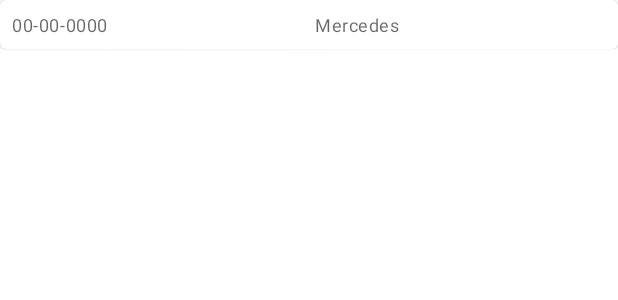
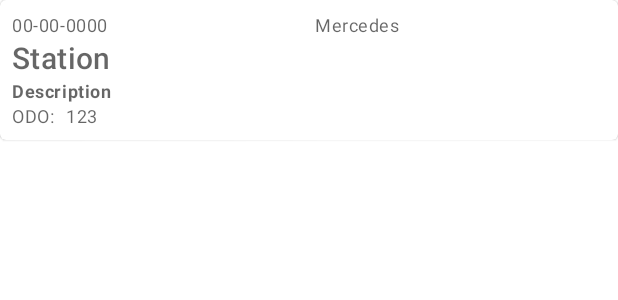
Before and after one commit to psuchanek/jonsfueltracker_1_1, an Android app: the layout maintenance_list_item.xml on its own in the app's theme, with its tools: preview values and no code run, on a phone screen of 412 x 824 dp. Shown: the top 300 px of the screen. Run offline under Robolectric (Android 15) with nearby library versions, the phone set to English and light mode, and no system bars.

Commit message:
FInished History refactoring

```diff
--- a/app/src/main/java/dev/psuchanek/jonsfueltracker_v_1_1/services/db/MaintenanceDao.kt
+++ b/app/src/main/java/dev/psuchanek/jonsfueltracker_v_1_1/services/db/MaintenanceDao.kt
@@ -29,4 +29,5 @@ interface MaintenanceDao {
 
     @Query("SELECT * FROM maintenance_table ORDER BY price DESC")
     fun observeAllMaintenanceByPrice(): LiveData<List<Maintenance>>
+
 }
--- a/app/src/main/java/dev/psuchanek/jonsfueltracker_v_1_1/ui/add/AddCollectionFragment.kt
+++ b/app/src/main/java/dev/psuchanek/jonsfueltracker_v_1_1/ui/add/AddCollectionFragment.kt
@@ -35,13 +35,13 @@ class AddCollectionFragment : BaseFragment(R.layout.fragment_add_collection) {
         TabLayoutMediator(addTabLayout, viewPager) { tab, position ->
             when (position) {
                 0 -> {
-                    tab.text = resources.getString(R.string.trips_tab_label)
+                    tab.text = resources.getString(R.string.trip_tab_label)
                 }
                 1 -> {
                     tab.text = resources.getString(R.string.maintenance_tab_label)
                 }
                 2 -> {
-                    tab.text = resources.getString(R.string.vehicles_tab_label)
+                    tab.text = resources.getString(R.string.vehicle_tab_label)
                 }
             }
         }.attach()
--- a/app/src/main/res/layout/fragment_add_maintenance.xml
+++ b/app/src/main/res/layout/fragment_add_maintenance.xml
@@ -37,7 +37,7 @@
             android:layout_width="match_parent"
             android:layout_height="wrap_content"
             android:layout_marginTop="8dp"
-            android:hint="@string/vehicle_label"
+            android:hint="@string/vehicle_tab_label"
             app:layout_constraintEnd_toEndOf="parent"
             app:layout_constraintStart_toStartOf="parent"
             app:layout_constraintTop_toBottomOf="@+id/tiLayoutDate"
@@ -104,7 +104,7 @@
                 android:id="@+id/evWorkPrice"
                 android:layout_width="match_parent"
                 android:layout_height="match_parent"
-                android:inputType="number" />
+                android:inputType="numberDecimal" />
 
         </com.google.android.material.textfield.TextInputLayout>
 
--- a/app/src/main/res/layout/fragment_add_trip.xml
+++ b/app/src/main/res/layout/fragment_add_trip.xml
@@ -58,7 +58,7 @@
             android:layout_width="match_parent"
             android:layout_height="wrap_content"
             android:layout_marginTop="8dp"
-            android:hint="@string/vehicle_label"
+            android:hint="@string/vehicle_tab_label"
             app:layout_constraintEnd_toEndOf="parent"
             app:layout_constraintStart_toStartOf="parent"
             app:layout_constraintTop_toBottomOf="@+id/tiLayoutDate"
--- a/app/src/main/res/layout/maintenance_list_item.xml
+++ b/app/src/main/res/layout/maintenance_list_item.xml
@@ -61,6 +61,48 @@
                 android:text="@{maintenance.maintenancePrice}"
                 app:layout_constraintEnd_toEndOf="parent"
                 app:layout_constraintTop_toTopOf="parent" />
+
+            <com.google.android.material.textview.MaterialTextView
+                android:id="@+id/tvWorkshopName"
+                style="@style/MainValuesDisplayed"
+                android:layout_width="0dp"
+                android:layout_height="wrap_content"
+                android:layout_marginEnd="8dp"
+                android:text="@{maintenance.workshopName}"
+                app:layout_constraintStart_toStartOf="parent"
+                app:layout_constraintTop_toBottomOf="@id/tvDateItem"
+                tools:hint="Station" />
+
+            <com.google.android.material.textview.MaterialTextView
+                android:id="@+id/tvWorkDoneDescription"
+                style="@style/InfoDataStyle"
+                android:layout_width="wrap_content"
+                android:layout_height="wrap_content"
+                android:text="@{maintenance.workDoneDescription}"
+                app:layout_constraintStart_toStartOf="parent"
+                app:layout_constraintTop_toBottomOf="@id/tvWorkshopName"
+                android:hint="Description"/>
+
+            <com.google.android.material.textview.MaterialTextView
+                android:id="@+id/tvODOLabel"
+                style="@style/Labels"
+                android:layout_width="wrap_content"
+                android:layout_height="wrap_content"
+                android:text="@string/odo_label"
+                app:layout_constraintStart_toStartOf="parent"
+                app:layout_constraintTop_toBottomOf="@id/tvWorkDoneDescription"
+                android:hint="ODO:"/>
+
+            <com.google.android.material.textview.MaterialTextView
+                android:id="@+id/tvODO"
+                style="@style/Labels"
+                android:layout_width="wrap_content"
+                android:layout_height="wrap_content"
+                android:text="@{maintenance.mileage}"
+                app:layout_constraintStart_toEndOf="@id/tvODOLabel"
+                android:layout_marginStart="8dp"
+                app:layout_constraintTop_toBottomOf="@id/tvWorkDoneDescription"
+                android:hint="123"/>
         </androidx.constraintlayout.widget.ConstraintLayout>
 
     </com.google.android.material.card.MaterialCardView>
--- a/app/src/main/res/layout/maintenance_overview.xml
+++ b/app/src/main/res/layout/maintenance_overview.xml
@@ -11,7 +11,7 @@
         android:id="@+id/textView2"
         android:layout_width="wrap_content"
         android:layout_height="wrap_content"
-        android:text="Here will be your maintenance informations."
+        android:text="This will have a maintenance pie chart once implemented."
         app:layout_constraintBottom_toBottomOf="parent"
         app:layout_constraintEnd_toEndOf="parent"
         app:layout_constraintStart_toStartOf="parent"
--- a/app/src/main/res/layout/trip_history_list_item.xml
+++ b/app/src/main/res/layout/trip_history_list_item.xml
@@ -41,7 +41,7 @@
                 app:layout_constraintEnd_toStartOf="@+id/stationNameEndGuideline"
                 app:layout_constraintStart_toStartOf="parent"
                 app:layout_constraintTop_toBottomOf="@id/tvDateItem"
-                tools:hint="123" />
+                tools:hint="Station" />
 
             <com.google.android.material.textview.MaterialTextView
                 android:id="@+id/tvPriceItem"
--- a/app/src/main/res/values/strings.xml
+++ b/app/src/main/res/values/strings.xml
@@ -30,7 +30,6 @@
     <string name="pence_per_litre_label">Pence per litre</string>
     <string name="trip_mileage_label">Trip mileage</string>
     <string name="total_mileage_label">Total mileage</string>
-    <string name="vehicle_label">Vehicle</string>
     <string name="fab_service_label">Service</string>
     <string name="add_trip_label">ADD TRIP</string>
     <string name="add_label">ADD</string>
@@ -54,9 +53,13 @@
     <string name="one_year_bar_chart">1y</string>
     <string name="three_years_bar_chart">3y</string>
     <string name="all_bar_chart">All</string>
+
     <string name="vehicles_tab_label">vehicles</string>
     <string name="maintenance_tab_label">maintenance</string>
     <string name="trips_tab_label">trips</string>
+    <string name="vehicle_tab_label">Vehicle</string>
+    <string name="trip_tab_label">trip</string>
+
     <string name="distance_label">distance</string>
     <string name="fuel_cost_label">cost</string>
     <string name="fuel_volume_label">volume</string>
```
Also changed, not shown: app/src/main/java/dev/psuchanek/jonsfueltracker_v_1_1/adapters/BindingAdapters.kt (+11 -7 lines), app/src/main/java/dev/psuchanek/jonsfueltracker_v_1_1/models/Maintenance.kt (+1 -7 lines), app/src/main/java/dev/psuchanek/jonsfueltracker_v_1_1/ui/history/HistoryViewModel.kt (+33 -0 lines), app/src/main/java/dev/psuchanek/jonsfueltracker_v_1_1/ui/history/MaintenanceListFragment.kt (+34 -8 lines), app/src/main/java/dev/psuchanek/jonsfueltracker_v_1_1/ui/history/OnTripClickListener.kt (deleted, +0 -8 lines).
